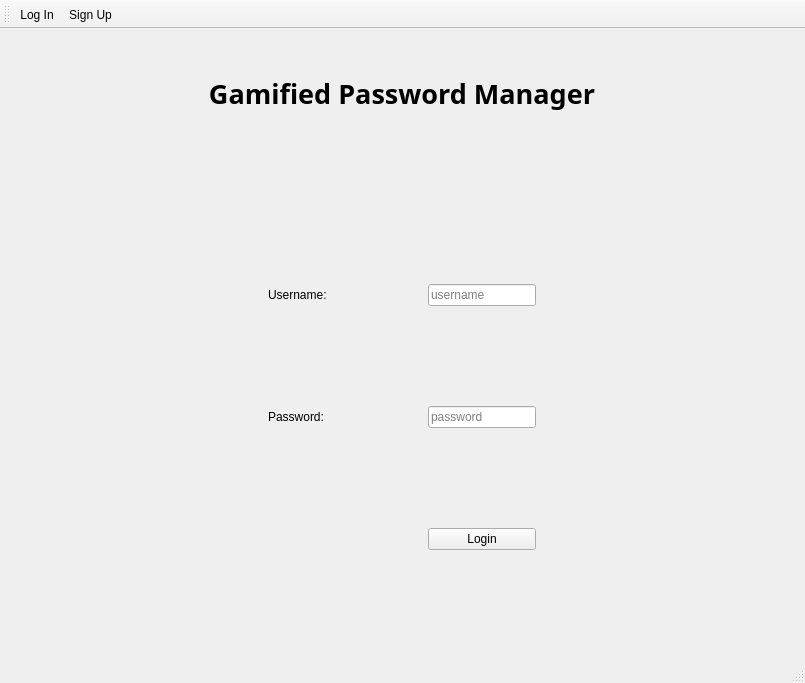
laramirezmancill0207/Game-Password-Manager, file PWManager/PWManager.ui: the form before one commit.
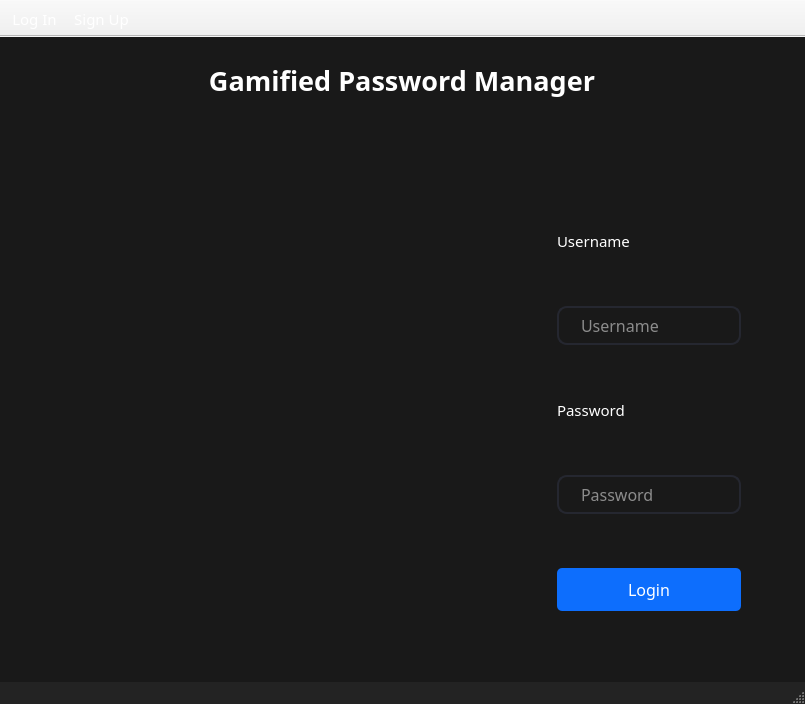
The form after the commit. Icons and pictures are not drawn.

Commit message:
used qss to style login/signup ui
styled login/signup ui in modern, dark theme. main menu still needs to be styled

Diff of the .ui file:
```diff
--- a/PWManager/PWManager.ui
+++ b/PWManager/PWManager.ui
@@ -7,13 +7,59 @@
     <x>0</x>
     <y>0</y>
     <width>805</width>
-    <height>683</height>
+    <height>704</height>
    </rect>
   </property>
+  <property name="font">
+   <font>
+    <family>Lucida Sans Unicode</family>
+    <pointsize>12</pointsize>
+   </font>
+  </property>
   <property name="windowTitle">
    <string>Password Manager</string>
   </property>
+  <property name="styleSheet">
+   <string notr="true">QMainWindow
+{
+	background-color: rgb(35, 35, 35)
+}
+
+QToolButton
+{
+	color: #FFF;
+}
+
+QLineEdit
+{
+	border: 2px solid rgb(37, 39, 48);
+	color: #FFF;
+	padding-left: 20px;
+	padding-right: 20px;
+	padding-top: 5px;
+	padding-bottom: 5px;
+	background-color: rgb(34, 36, 44);
+	border-radius: 10px;
+}
+
+QLineEdit:hover
+{
+	border: 2px solid rgb(48, 50, 62);
+}
+
+QLineEdit:focus
+{
+	border: 2px solid rgb(85, 170, 255);
+	background-color: rgb(43,45,56);
+}</string>
+  </property>
   <widget class="QWidget" name="centralWidget">
+   <property name="styleSheet">
+    <string notr="true">QWidget
+{
+	background-color: rgb(25, 25, 25)
+}</string>
+   </property>
    <layout class="QGridLayout" name="gridLayout">
     <property name="leftMargin">
      <number>9</number>
@@ -57,6 +103,12 @@
         <height>0</height>
        </size>
       </property>
+      <property name="font">
+       <font>
+        <family>Lucida Sans Unicode</family>
+        <pointsize>10</pointsize>
+       </font>
+      </property>
       <property name="styleSheet">
        <string notr="true">QLabel { color : red; }</string>
       </property>
@@ -133,11 +185,17 @@
      <widget class="QLabel" name="title">
       <property name="font">
        <font>
-        <family>Trebuchet MS</family>
+        <family>Lucida Sans Unicode</family>
         <pointsize>20</pointsize>
         <bold>true</bold>
        </font>
       </property>
+      <property name="styleSheet">
+       <string notr="true">QLabel
+{
+	color: #FFF
+}</string>
+      </property>
       <property name="text">
        <string>Gamified Password Manager</string>
       </property>
@@ -148,6 +206,12 @@
     </item>
     <item row="4" column="1">
      <widget class="QStackedWidget" name="stackedWidget">
+      <property name="minimumSize">
+       <size>
+        <width>700</width>
+        <height>500</height>
+       </size>
+      </property>
       <property name="currentIndex">
        <number>1</number>
       </property>
@@ -221,104 +285,165 @@
        </layout>
       </widget>
       <widget class="QWidget" name="Page0">
-       <layout class="QGridLayout" name="gridLayout_2">
-        <property name="sizeConstraint">
-         <enum>QLayout::SetNoConstraint</enum>
-        </property>
-        <property name="leftMargin">
-         <number>175</number>
-        </property>
-        <property name="topMargin">
-         <number>100</number>
-        </property>
-        <property name="rightMargin">
-         <number>175</number>
-        </property>
-        <property name="bottomMargin">
-         <number>100</number>
-        </property>
-        <property name="spacing">
-         <number>100</number>
-        </property>
-        <item row="3" column="2">
-         <widget class="QPushButton" name="login">
-          <property name="sizePolicy">
-           <sizepolicy hsizetype="Minimum" vsizetype="Fixed">
-            <horstretch>0</horstretch>
-            <verstretch>0</verstretch>
-           </sizepolicy>
-          </property>
+       <layout class="QHBoxLayout" name="horizontalLayout">
+        <item>
+         <widget class="QLabel" name="label_3">
           <property name="text">
-           <string>Login</string>
+           <string>&lt;html&gt;&lt;head/&gt;&lt;body&gt;&lt;p&gt;&lt;img src=&quot;:/PWManager/chessb.png&quot;/&gt;&lt;/p&gt;&lt;/body&gt;&lt;/html&gt;</string>
           </property>
-          <property name="iconSize">
-           <size>
-            <width>16</width>
-            <height>16</height>
-           </size>
-          </property>
          </widget>
         </item>
-        <item row="1" column="2">
-         <widget class="QLineEdit" name="username">
-          <property name="sizePolicy">
-           <sizepolicy hsizetype="Fixed" vsizetype="Fixed">
-            <horstretch>0</horstretch>
-            <verstretch>0</verstretch>
-           </sizepolicy>
-          </property>
-          <property name="text">
-           <string/>
-          </property>
-          <property name="placeholderText">
-           <string>username</string>
-          </property>
-         </widget>
-        </item>
-        <item row="1" column="1">
-         <widget class="QLabel" name="usernameLabel">
-          <property name="sizePolicy">
-           <sizepolicy hsizetype="Fixed" vsizetype="Preferred">
-            <horstretch>0</horstretch>
-            <verstretch>0</verstretch>
-           </sizepolicy>
-          </property>
-          <property name="text">
-           <string>Username:</string>
-          </property>
-         </widget>
-        </item>
-        <item row="2" column="2">
-         <widget class="QLineEdit" name="password">
-          <property name="sizePolicy">
-           <sizepolicy hsizetype="Fixed" vsizetype="Fixed">
-            <horstretch>0</horstretch>
-            <verstretch>0</verstretch>
-           </sizepolicy>
-          </property>
-          <property name="echoMode">
-           <enum>QLineEdit::Password</enum>
-          </property>
-          <property name="placeholderText">
-           <string>password</string>
-          </property>
-          <property name="clearButtonEnabled">
-           <bool>false</bool>
-          </property>
-         </widget>
-        </item>
-        <item row="2" column="1">
-         <widget class="QLabel" name="passwordLabel">
-          <property name="sizePolicy">
-           <sizepolicy hsizetype="Fixed" vsizetype="Preferred">
-            <horstretch>0</horstretch>
-            <verstretch>0</verstretch>
-           </sizepolicy>
-          </property>
-          <property name="text">
-           <string>Password: </string>
-          </property>
-         </widget>
+        <item>
+         <layout class="QGridLayout" name="gridLayout_5">
+          <item row="3" column="0">
+           <widget class="QLineEdit" name="password">
+            <property name="sizePolicy">
+             <sizepolicy hsizetype="Fixed" vsizetype="Fixed">
+              <horstretch>0</horstretch>
+              <verstretch>0</verstretch>
+             </sizepolicy>
+            </property>
+            <property name="font">
+             <font>
+              <family>Lucida Sans Unicode</family>
+              <pointsize>12</pointsize>
+             </font>
+            </property>
+            <property name="styleSheet">
+             <string notr="true"/>
+            </property>
+            <property name="echoMode">
+             <enum>QLineEdit::Password</enum>
+            </property>
+            <property name="placeholderText">
+             <string>Password</string>
+            </property>
+            <property name="clearButtonEnabled">
+             <bool>false</bool>
+            </property>
+           </widget>
+          </item>
+          <item row="1" column="0">
+           <widget class="QLineEdit" name="username">
+            <property name="sizePolicy">
+             <sizepolicy hsizetype="Fixed" vsizetype="Fixed">
+              <horstretch>0</horstretch>
+              <verstretch>0</verstretch>
+             </sizepolicy>
+            </property>
+            <property name="font">
+             <font>
+              <family>Lucida Sans Unicode</family>
+              <pointsize>12</pointsize>
+             </font>
+            </property>
+            <property name="styleSheet">
+             <string notr="true"/>
+            </property>
+            <property name="text">
+             <string/>
+            </property>
+            <property name="placeholderText">
+             <string>Username</string>
+            </property>
+           </widget>
+          </item>
+          <item row="0" column="0">
+           <widget class="QLabel" name="usernameLabel">
+            <property name="sizePolicy">
+             <sizepolicy hsizetype="Fixed" vsizetype="Fixed">
+              <horstretch>0</horstretch>
+              <verstretch>0</verstretch>
+             </sizepolicy>
+            </property>
+            <property name="font">
+             <font>
+              <family>Lucida Sans Unicode</family>
+              <pointsize>11</pointsize>
+             </font>
+            </property>
+            <property name="styleSheet">
+             <string notr="true">QLabel
+{
+	color: #FFF
+}</string>
+            </property>
+            <property name="text">
+             <string>Username</string>
+            </property>
+           </widget>
+          </item>
+          <item row="2" column="0">
+           <widget class="QLabel" name="passwordLabel">
+            <property name="sizePolicy">
+             <sizepolicy hsizetype="Fixed" vsizetype="Fixed">
+              <horstretch>0</horstretch>
+              <verstretch>0</verstretch>
+             </sizepolicy>
+            </property>
+            <property name="font">
+             <font>
+              <family>Lucida Sans Unicode</family>
+              <pointsize>11</pointsize>
+             </font>
+            </property>
+            <property name="styleSheet">
+             <string notr="true">QLabel
+{
+	color: #FFF
+}</string>
+            </property>
+            <property name="text">
+             <string>Password</string>
+            </property>
+           </widget>
+          </item>
+          <item row="4" column="0">
+           <widget class="QPushButton" name="login">
+            <property name="sizePolicy">
+             <sizepolicy hsizetype="Minimum" vsizetype="Fixed">
+              <horstretch>0</horstretch>
+              <verstretch>0</verstretch>
+             </sizepolicy>
+            </property>
+            <property name="font">
+             <font>
+              <family>Lucida Sans Unicode</family>
+              <pointsize>12</pointsize>
+             </font>
+            </property>
+            <property name="cursor">
+             <cursorShape>PointingHandCursor</cursorShape>
+            </property>
+            <property name="styleSheet">
+             <string notr="true">QPushButton
+{
+	color: #FFF;
+	background-color: #0d6efd;
+	border-radius: 5px;
+	padding: 10px
+}
+QPushButton:hover
+{
+	background-color: #0055ff;
+}
+QPushButton:pressed
+{
+	border: 4px solid #98c1fe;
+}</string>
+            </property>
+            <property name="text">
+             <string>Login</string>
+            </property>
+            <property name="iconSize">
+             <size>
+              <width>16</width>
+              <height>16</height>
+             </size>
+            </property>
+           </widget>
+          </item>
+         </layout>
         </item>
        </layout>
       </widget>
@@ -328,9 +453,17 @@
   </widget>
   <widget class="QStatusBar" name="statusBar"/>
   <widget class="QToolBar" name="toolBar">
+   <property name="font">
+    <font>
+     <family>Lucida Sans Unicode</family>
+    </font>
+   </property>
    <property name="windowTitle">
     <string>toolBar</string>
    </property>
+   <property name="movable">
+    <bool>false</bool>
+   </property>
    <attribute name="toolBarArea">
     <enum>TopToolBarArea</enum>
    </attribute>
@@ -344,6 +477,12 @@
    <property name="text">
     <string>Sign Up</string>
    </property>
+   <property name="font">
+    <font>
+     <family>Lucida Sans Unicode</family>
+     <pointsize>11</pointsize>
+    </font>
+   </property>
    <property name="menuRole">
     <enum>QAction::NoRole</enum>
    </property>
@@ -352,6 +491,12 @@
    <property name="text">
     <string>Log In</string>
    </property>
+   <property name="font">
+    <font>
+     <family>Lucida Sans Unicode</family>
+     <pointsize>11</pointsize>
+    </font>
+   </property>
    <property name="menuRole">
     <enum>QAction::NoRole</enum>
    </property>
```
Left out of the diff: 251 changed lines with no effect on the pictures. The commit also changes 27 other files.
